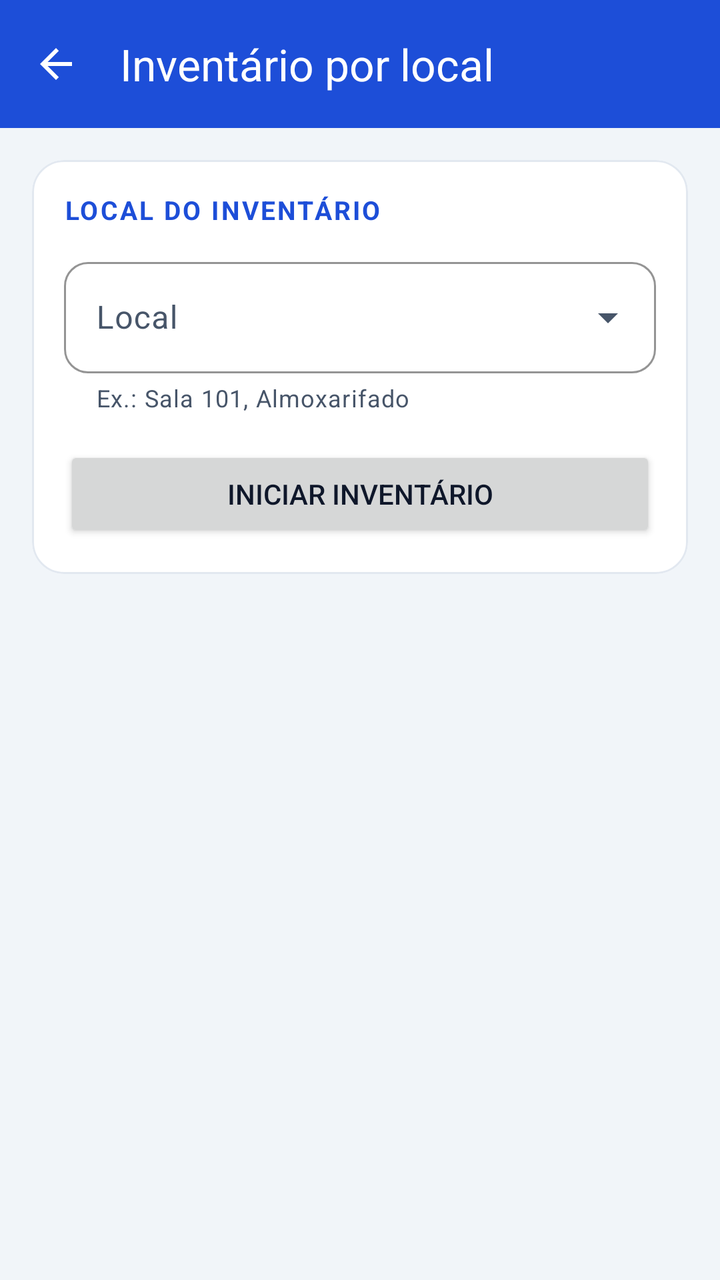
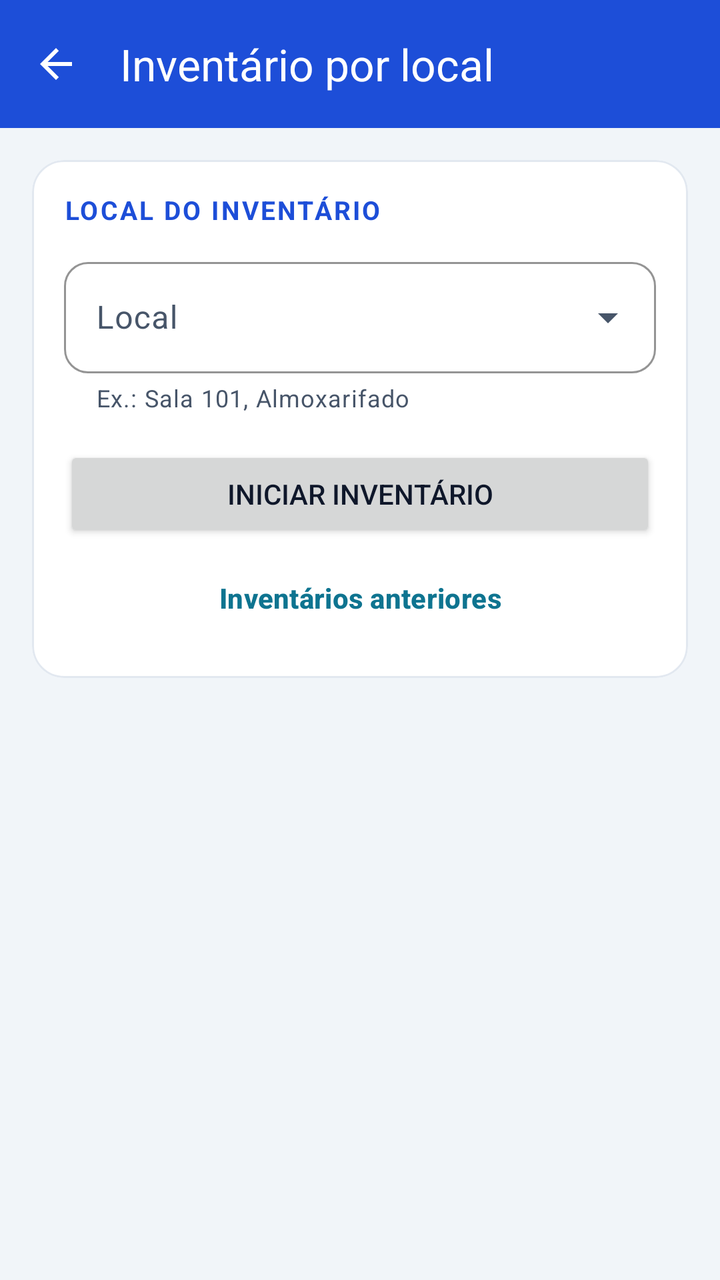

An Android layout rendered at two revisions. The XML below is the earlier revision; the diff shows what the commit changed to produce the second picture.
<!-- AndroidManifest.xml: application theme Theme.RFIDAndroid -->
<!-- res/layout/activity_inventario.xml -->
<LinearLayout xmlns:android="http://schemas.android.com/apk/res/android"
    xmlns:app="http://schemas.android.com/apk/res-auto"
    android:orientation="vertical"
    android:layout_width="match_parent"
    android:layout_height="match_parent">
    
    <com.google.android.material.appbar.MaterialToolbar
        android:id="@+id/barraInventario"
        style="@style/Widget.RFID.Barra"
        app:title="@string/inventario_barra_titulo"
        app:navigationIcon="@drawable/ic_voltar"
        app:navigationContentDescription="@string/tela_voltar"
        android:layout_width="match_parent"
        android:layout_height="wrap_content"/>

    
    <include layout="@layout/include_aviso_recusa"/>

    
    <com.google.android.material.card.MaterialCardView
        android:id="@+id/painelInicio"
        android:layout_margin="16dp"
        android:layout_width="match_parent"
        android:layout_height="wrap_content">

        <LinearLayout
            android:orientation="vertical"
            android:padding="16dp"
            android:layout_width="match_parent"
            android:layout_height="wrap_content">

            <TextView
                android:text="@string/inventario_local_titulo"
                android:textAppearance="@style/Texto.RFID.Secao"
                android:layout_width="wrap_content"
                android:layout_height="wrap_content"/>

            
            <com.google.android.material.textfield.TextInputLayout
                android:id="@+id/campoLocal"
                style="@style/Widget.RFID.Campo.Lista"
                android:hint="@string/inventario_local_hint"
                app:endIconMode="dropdown_menu"
                app:helperText="@string/inventario_local_exemplo"
                android:layout_width="match_parent"
                android:layout_height="wrap_content">

                
                <com.google.android.material.textfield.MaterialAutoCompleteTextView
                    android:id="@+id/edtLocal"
                    android:inputType="text|textNoSuggestions|textCapSentences"
                    android:imeOptions="actionGo"
                    android:maxLines="1"
                    android:completionThreshold="1"
                    android:layout_width="match_parent"
                    android:layout_height="wrap_content"/>
            </com.google.android.material.textfield.TextInputLayout>

            <Button
                android:id="@+id/btnIniciar"
                android:text="@string/inventario_iniciar"
                android:layout_marginTop="16dp"
                android:layout_width="match_parent"
                android:layout_height="wrap_content"/>
        </LinearLayout>
    </com.google.android.material.card.MaterialCardView>

    
    <LinearLayout
        android:id="@+id/painelAndamento"
        android:orientation="vertical"
        android:visibility="gone"
        android:layout_width="match_parent"
        android:layout_height="match_parent">

        <include
            layout="@layout/include_estado_leitor"
            android:layout_width="match_parent"
            android:layout_height="wrap_content"/>

        
        <LinearLayout
            android:id="@+id/cabecalhoAndamento"
            android:orientation="vertical"
            android:background="@color/superficie"
            android:paddingStart="16dp"
            android:paddingEnd="16dp"
            android:paddingTop="6dp"
            android:paddingBottom="8dp"
            android:layout_width="match_parent"
            android:layout_height="wrap_content">

            
            <TextView
                android:id="@+id/txtResumo"
                android:textColor="@color/texto"
                android:textSize="15sp"
                android:textStyle="bold"
                android:maxLines="2"
                android:ellipsize="end"
                android:layout_width="match_parent"
                android:layout_height="wrap_content"/>

            
            <TextView
                android:id="@+id/txtReferencia"
                android:textColor="@color/texto_secundario"
                android:textSize="13sp"
                android:maxLines="1"
                android:ellipsize="end"
                android:layout_marginTop="2dp"
                android:layout_width="match_parent"
                android:layout_height="wrap_content"/>

            
            <TextView
                android:id="@+id/txtRecusado"
                android:textColor="@color/erro"
                android:textSize="14sp"
                android:textStyle="bold"
                android:maxLines="2"
                android:ellipsize="end"
                android:visibility="gone"
                android:layout_marginTop="4dp"
                android:layout_width="match_parent"
                android:layout_height="wrap_content"/>

            
            <LinearLayout
                android:id="@+id/linhaEnvio"
                android:orientation="horizontal"
                android:gravity="center_vertical"
                android:visibility="gone"
                android:layout_width="match_parent"
                android:layout_height="wrap_content">

                <TextView
                    android:id="@+id/txtAguardando"
                    android:textColor="@color/texto"
                    android:textSize="14sp"
                    android:maxLines="2"
                    android:ellipsize="end"
                    android:layout_weight="1"
                    android:layout_width="0dp"
                    android:layout_height="wrap_content"/>

                <Button
                    android:id="@+id/btnEnviarAgora"
                    style="@style/Widget.RFID.Botao.Texto"
                    android:text="@string/inventario_enviar_agora"
                    android:layout_width="wrap_content"
                    android:layout_height="wrap_content"/>
            </LinearLayout>

            
            <TextView
                android:id="@+id/txtChameResponsavel"
                android:text="@string/inventario_chame_responsavel"
                android:textColor="@color/erro"
                android:textStyle="bold"
                android:textSize="14sp"
                android:visibility="gone"
                android:layout_width="wrap_content"
                android:layout_height="wrap_content"/>

            
            <TextView
                android:id="@+id/txtStatus"
                android:text="@string/inventario_instrucao"
                android:textAppearance="@style/Texto.RFID.Secundario"
                android:layout_marginTop="4dp"
                android:layout_width="wrap_content"
                android:layout_height="wrap_content"/>
        </LinearLayout>

        <View
            android:background="@color/borda"
            android:layout_width="match_parent"
            android:layout_height="1dp"/>

        <com.google.android.material.tabs.TabLayout
            android:id="@+id/tabsInventario"
            android:visibility="gone"
            android:layout_width="match_parent"
            android:layout_height="wrap_content"/>

        
        <com.google.android.material.textfield.TextInputLayout
            android:id="@+id/campoFiltro"
            android:hint="@string/inventario_filtro_hint"
            android:visibility="gone"
            app:endIconMode="clear_text"
            android:layout_marginStart="12dp"
            android:layout_marginEnd="12dp"
            android:layout_marginTop="4dp"
            android:layout_width="match_parent"
            android:layout_height="wrap_content">

            <com.google.android.material.textfield.TextInputEditText
                android:id="@+id/edtFiltro"
                android:inputType="text|textNoSuggestions|textCapCharacters"
                android:imeOptions="actionSearch"
                android:maxLines="1"
                android:layout_width="match_parent"
                android:layout_height="wrap_content"/>
        </com.google.android.material.textfield.TextInputLayout>

        <androidx.recyclerview.widget.RecyclerView
            android:id="@+id/recyclerItens"
            android:paddingStart="12dp"
            android:paddingEnd="12dp"
            android:paddingTop="8dp"
            android:paddingBottom="8dp"
            android:clipToPadding="false"
            android:layout_weight="1"
            android:layout_width="match_parent"
            android:layout_height="0dp"/>

        
        <com.google.android.material.button.MaterialButton
            android:id="@+id/btnFinalizar"
            android:text="@string/inventario_finalizar"
            android:insetTop="0dp"
            android:insetBottom="0dp"
            app:cornerRadius="0dp"
            android:minHeight="56dp"
            android:layout_width="match_parent"
            android:layout_height="56dp"/>
    </LinearLayout>
</LinearLayout>
<!-- res/layout/include_aviso_recusa.xml (included above) -->
<?xml version="1.0" encoding="utf-8"?>
<LinearLayout xmlns:android="http://schemas.android.com/apk/res/android"
    xmlns:tools="http://schemas.android.com/tools"
    tools:ignore="Overdraw"
    android:id="@+id/painelAvisoRecusa"
    android:orientation="horizontal"
    android:gravity="center_vertical"
    android:background="@color/erro_fundo"
    android:paddingStart="12dp"
    android:paddingEnd="4dp"
    android:paddingTop="8dp"
    android:paddingBottom="8dp"
    android:visibility="gone"
    android:layout_width="match_parent"
    android:layout_height="wrap_content">

    <TextView
        android:id="@+id/txtAvisoRecusa"
        android:textColor="@color/erro"
        android:textStyle="bold"
        android:textSize="14sp"
        android:maxLines="3"
        android:ellipsize="end"
        android:layout_width="0dp"
        android:layout_weight="1"
        android:layout_height="wrap_content"/>

    <Button
        android:id="@+id/btnCienteRecusa"
        style="@style/Widget.Material3.Button.TextButton"
        android:text="@string/aviso_recusa_ciente"
        android:textColor="@color/erro"
        android:layout_marginStart="8dp"
        android:layout_width="wrap_content"
        android:layout_height="wrap_content"/>
</LinearLayout>
<!-- res/layout/include_estado_leitor.xml (included above) -->
<?xml version="1.0" encoding="utf-8"?>
<LinearLayout xmlns:android="http://schemas.android.com/apk/res/android"
    xmlns:app="http://schemas.android.com/apk/res-auto"
    xmlns:tools="http://schemas.android.com/tools"
    tools:ignore="Overdraw"
    android:id="@+id/painelEstadoLeitor"
    android:orientation="horizontal"
    android:gravity="center_vertical"
    android:background="@color/sucesso_fundo"
    android:paddingStart="16dp"
    android:paddingEnd="8dp"
    android:minHeight="36dp"
    android:layout_width="match_parent"
    android:layout_height="wrap_content">

    
    <View
        android:id="@+id/marcaEstadoLeitor"
        android:background="@drawable/marca_estado"
        android:importantForAccessibility="no"
        android:layout_marginEnd="10dp"
        android:layout_width="14dp"
        android:layout_height="14dp"/>

    <TextView
        android:id="@+id/txtEstadoLeitor"
        android:accessibilityLiveRegion="polite"
        android:textStyle="bold"
        android:textSize="14sp"
        android:maxLines="2"
        android:ellipsize="end"
        android:textColor="@color/sucesso"
        android:paddingTop="6dp"
        android:paddingBottom="6dp"
        android:layout_width="0dp"
        android:layout_weight="1"
        android:layout_height="wrap_content"/>

    
    <Button
        android:id="@+id/btnReconectarLeitor"
        style="@style/Widget.Material3.Button.OutlinedButton"
        android:text="@string/estado_leitor_reconectar"
        android:textColor="@color/white"
        android:textStyle="bold"
        app:strokeColor="@color/white"
        app:strokeWidth="2dp"
        app:shapeAppearance="@style/Forma.RFID.Pequena"
        android:minHeight="48dp"
        android:minWidth="0dp"
        android:paddingStart="12dp"
        android:paddingEnd="12dp"
        android:textSize="14sp"
        android:layout_marginStart="8dp"
        android:visibility="gone"
        android:layout_width="wrap_content"
        android:layout_height="wrap_content"/>
</LinearLayout>
<!-- resources referenced by this layout -->
<resources>
  <color name="borda">#FFE2E8F0</color>
  <color name="erro">#FFB91C1C</color>
  <color name="erro_fundo">#FFFEE2E2</color>
  <color name="sucesso">#FF15803D</color>
  <color name="sucesso_fundo">#FFDCFCE7</color>
  <color name="superficie">#FFFFFFFF</color>
  <color name="texto">#FF0F172A</color>
  <color name="texto_secundario">#FF475569</color>
  <color name="white">#FFFFFFFF</color>
  <!-- drawable marca_estado (drawable) -->
  <?xml version="1.0" encoding="utf-8"?>
  <shape xmlns:android="http://schemas.android.com/apk/res/android" android:shape="oval">
      <solid android:color="@color/white"/>
  </shape>
  <string name="aviso_recusa_ciente">Ciente</string>
  <string name="estado_leitor_reconectar">Reconectar</string>
  <string name="inventario_barra_titulo">Inventário por local</string>
  <string name="inventario_chame_responsavel">Chame o responsável pelo coletor</string>
  <string name="inventario_enviar_agora">Enviar agora</string>
  <string name="inventario_filtro_hint">Filtrar por patrimônio ou EPC</string>
  <string name="inventario_finalizar">Finalizar inventário</string>
  <string name="inventario_iniciar">Iniciar inventário</string>
  <string name="inventario_instrucao">Aperte o gatilho para ler as etiquetas do local</string>
  <string name="inventario_local_exemplo">Ex.: Sala 101, Almoxarifado</string>
  <string name="inventario_local_hint">Local</string>
  <string name="inventario_local_titulo">Local do inventário</string>
  <string name="tela_voltar">Voltar</string>
  <style name="Forma.RFID.Pequena" parent="">
          <item name="cornerFamily">rounded</item>
          <item name="cornerSize">12dp</item>
      </style>
  <style name="Texto.RFID.Secao" parent="">
          <item name="android:textSize">13sp</item>
          <item name="android:textStyle">bold</item>
          <item name="android:textAllCaps">true</item>
          <item name="android:letterSpacing">0.08</item>
          <item name="android:textColor">@color/primaria</item>
      </style>
  <style name="Texto.RFID.Secundario" parent="">
          <item name="android:textSize">15sp</item>
          <item name="android:textColor">@color/texto_secundario</item>
      </style>
  <style name="Widget.RFID.Botao.Texto" parent="Widget.Material3.Button.TextButton">
          <item name="android:textColor">@color/secundaria</item>
          <item name="android:textStyle">bold</item>
      </style>
  <color name="primaria">#FF1D4ED8</color>
  <color name="secundaria">#FF0E7490</color>
  <color name="primaria_clara">#FFDBEAFE</color>
  <color name="primaria_escura">#FF1E3A8A</color>
  <color name="fundo">#FFF1F5F9</color>
  <style name="Widget.RFID.Campo" parent="Widget.Material3.TextInputLayout.OutlinedBox">
          <item name="shapeAppearance">@style/Forma.RFID.Pequena</item>
          <item name="boxStrokeColor">@color/primaria</item>
          <item name="hintTextColor">@color/primaria</item>
          <item name="android:layout_marginTop">12dp</item>
      </style>
  <style name="Widget.RFID.Cartao" parent="Widget.Material3.CardView.Outlined">
          <item name="cardBackgroundColor">@color/superficie</item>
          <item name="strokeColor">@color/borda</item>
          <item name="cardCornerRadius">16dp</item>
          <item name="cardElevation">0dp</item>
      </style>
  <!-- drawable indicador_aba (drawable) -->
  <?xml version="1.0" encoding="utf-8"?>
  <shape xmlns:android="http://schemas.android.com/apk/res/android" android:shape="rectangle">
      <corners android:topLeftRadius="4dp" android:topRightRadius="4dp"/>
      <solid android:color="@color/white"/>
  </shape>
  <style name="Texto.RFID.Aba" parent="TextAppearance.Material3.TitleSmall">
          <item name="android:textSize">15sp</item>
          <item name="android:textStyle">bold</item>
          <item name="android:textAllCaps">false</item>
      </style>
  <!-- unchanged entries left out for length: 7 -->
</resources>

<!-- the commit's change to res/layout/activity_inventario.xml (unified diff, before → after) -->
@@ -60,6 +60,16 @@
                 android:id="@+id/btnIniciar"
                 android:text="@string/inventario_iniciar"
                 android:layout_marginTop="16dp"
+                android:layout_width="match_parent"
+                android:layout_height="wrap_content"/>
+
+            
+            <Button
+                android:id="@+id/btnAnteriores"
+                style="@style/Widget.RFID.Botao.Texto"
+                android:text="@string/inventario_anteriores"
+                android:minHeight="48dp"
+                android:layout_marginTop="4dp"
                 android:layout_width="match_parent"
                 android:layout_height="wrap_content"/>
         </LinearLayout>
<!-- resource entries referenced after the edit -->
@@ -16,6 +16,7 @@
   </shape>
   <string name="aviso_recusa_ciente">Ciente</string>
   <string name="estado_leitor_reconectar">Reconectar</string>
+  <string name="inventario_anteriores">Inventários anteriores</string>
   <string name="inventario_barra_titulo">Inventário por local</string>
   <string name="inventario_chame_responsavel">Chame o responsável pelo coletor</string>
   <string name="inventario_enviar_agora">Enviar agora</string>
